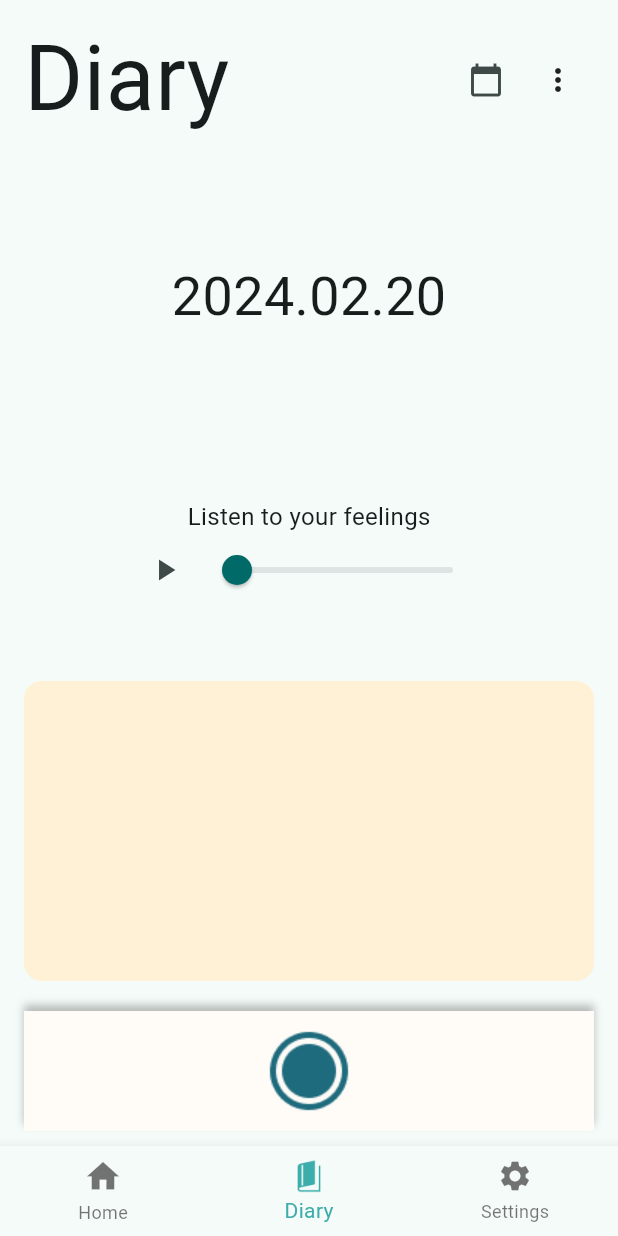
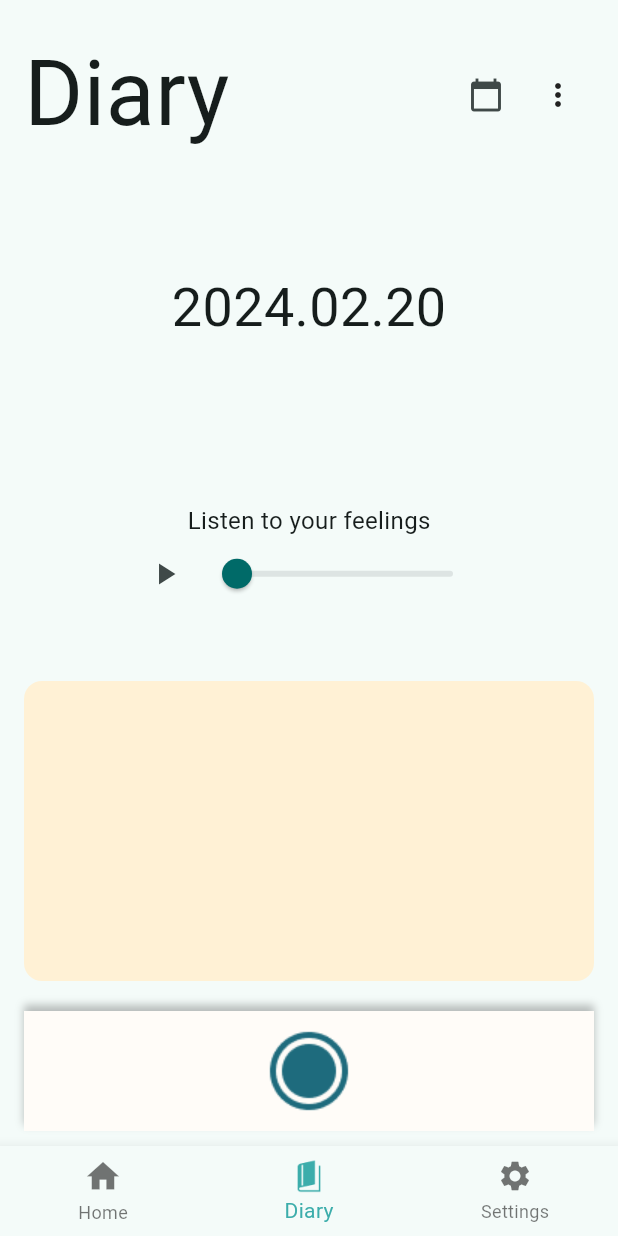
Before and after one commit to Solution-Challenge-stress-solution/FrontEnd, a Flutter app: the MyHomePage screen opened directly, item 2 of the bottom bar chosen, on a phone screen of 412 x 824 dp. Run offline on Flutter 3.47's test engine with Material 3 defaults, Android fonts, the phone set to English and light mode, and no system bars; our stand-ins replace flutter_local_notifications, google_sign_in, just_audio, shared_preferences, table_calendar, timezone and 1 more; missing offline and left inert: kakao_flutter_sdk_user, record; accounts and stored records are empty; network calls fail; Roboto replaces fonts that are missing (Dongle, NanumGothic).

Commit message:
style: adjust space in HomePage

```diff
--- a/lib/main.dart
+++ b/lib/main.dart
@@ -79,7 +79,7 @@ class _MyHomePageState extends State<MyHomePage> {
     // than having to individually change instances of widgets.
     return Scaffold(
       appBar: PreferredSize(
-        preferredSize: const Size.fromHeight(10), // Set the AppBar height
+        preferredSize: const Size.fromHeight(20), // Set the AppBar height
         child: AppBar(),
       ),
       body: Center(
--- a/lib/widgets/activitycard_widget.dart
+++ b/lib/widgets/activitycard_widget.dart
@@ -35,7 +35,7 @@ class ActivityCard extends StatelessWidget {
         side: const BorderSide(color: Color.fromARGB(255, 30, 107, 125)),
       ),
       child: Padding(
-        padding: const EdgeInsets.symmetric(horizontal: 24, vertical: 16),
+        padding: const EdgeInsets.all(24),
         child: Column(
           mainAxisSize: MainAxisSize.min,
           children: [
@@ -50,7 +50,7 @@ class ActivityCard extends StatelessWidget {
                       style: const TextStyle(
                         color: Colors.white,
                         fontFamily: 'Dongle',
-                        fontSize: 40,
+                        fontSize: 48,
                       ),
                     ),
                   ),
```
